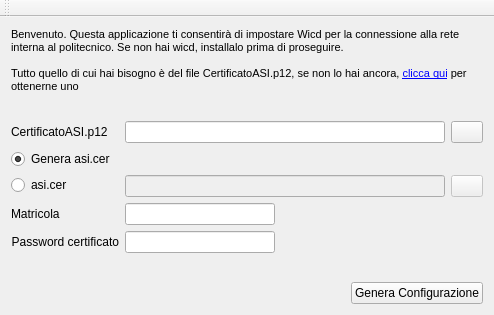
The window that mainwindow.ui (drf/policonnect) describes before a commit, drawn with Qt 5.
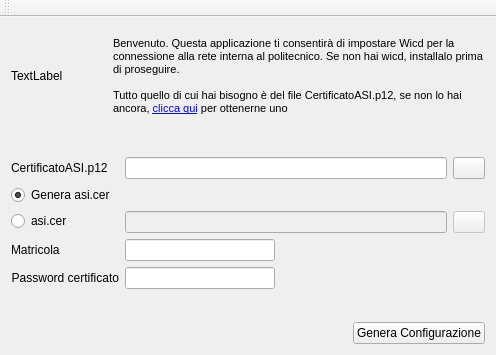
The same window after the commit.

Commit message: Better looking GUI

```diff
--- a/mainwindow.ui
+++ b/mainwindow.ui
@@ -6,8 +6,8 @@
    <rect>
     <x>0</x>
     <y>0</y>
-    <width>494</width>
-    <height>315</height>
+    <width>496</width>
+    <height>355</height>
    </rect>
   </property>
   <property name="windowTitle">
@@ -16,6 +16,27 @@
   <widget class="QWidget" name="centralWidget">
    <layout class="QVBoxLayout" name="verticalLayout">
     <item>
+     <layout class="QHBoxLayout" name="horizontalLayout_4">
+      <item>
+       <widget class="QLabel" name="logoLabel">
+        <property name="minimumSize">
+         <size>
+          <width>96</width>
+          <height>96</height>
+         </size>
+        </property>
+        <property name="maximumSize">
+         <size>
+          <width>96</width>
+          <height>96</height>
+         </size>
+        </property>
+        <property name="text">
+         <string>TextLabel</string>
+        </property>
+       </widget>
+      </item>
+      <item>
      <widget class="QLabel" name="label">
       <property name="text">
        <string>&lt;!DOCTYPE HTML PUBLIC &quot;-//W3C//DTD HTML 4.0//EN&quot; &quot;http://www.w3.org/TR/REC-html40/strict.dtd&quot;&gt;
@@ -33,6 +54,8 @@
        <bool>true</bool>
       </property>
      </widget>
+      </item>
+     </layout>
     </item>
     <item>
      <spacer name="verticalSpacer_2">
```
Left out of the diff: 2 changed lines with no effect on the pictures. Lines whose indentation alone changed are shown as unchanged. The commit also changes 4 other files.
